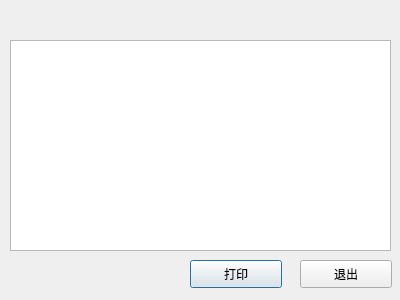
Above: detaillist.ui from Joxon/aircond-server before the change. Below: the same form after it.
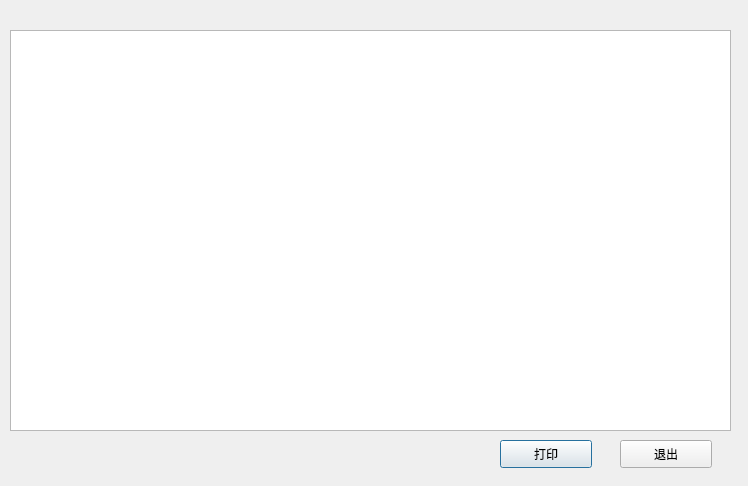
That is the form after the change.

What changed in the file:
```diff
--- a/detaillist.ui
+++ b/detaillist.ui
@@ -6,8 +6,8 @@
    <rect>
     <x>0</x>
     <y>0</y>
-    <width>400</width>
-    <height>300</height>
+    <width>748</width>
+    <height>486</height>
    </rect>
   </property>
   <property name="windowTitle">
@@ -17,17 +17,17 @@
    <property name="geometry">
     <rect>
      <x>10</x>
-     <y>40</y>
-     <width>381</width>
-     <height>211</height>
+     <y>30</y>
+     <width>721</width>
+     <height>401</height>
     </rect>
    </property>
   </widget>
   <widget class="QPushButton" name="pushButton">
    <property name="geometry">
     <rect>
-     <x>190</x>
-     <y>260</y>
+     <x>500</x>
+     <y>440</y>
      <width>92</width>
      <height>28</height>
     </rect>
@@ -39,8 +39,8 @@
   <widget class="QPushButton" name="exit">
    <property name="geometry">
     <rect>
-     <x>300</x>
-     <y>260</y>
+     <x>620</x>
+     <y>440</y>
      <width>92</width>
      <height>28</height>
     </rect>
```
